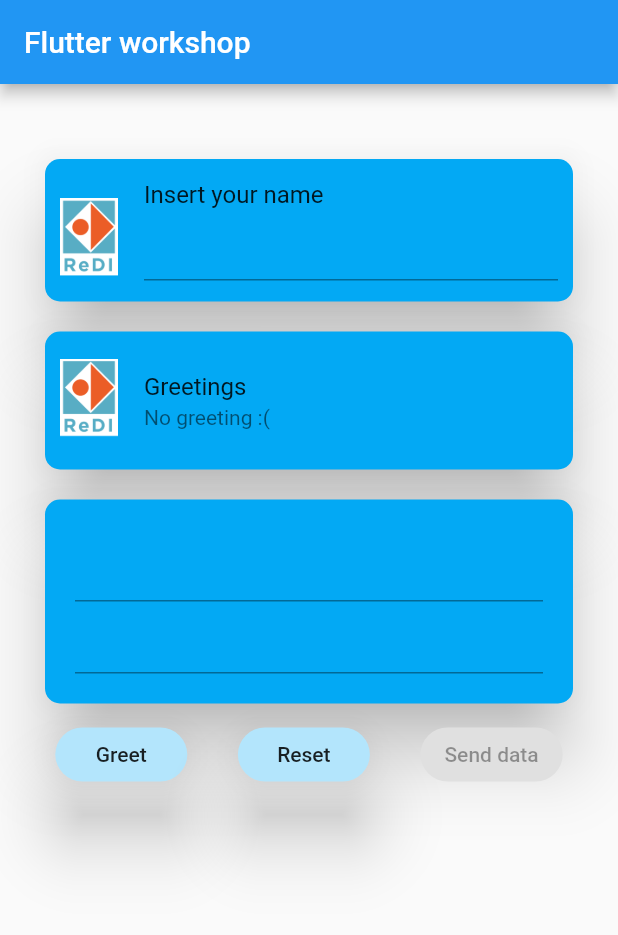
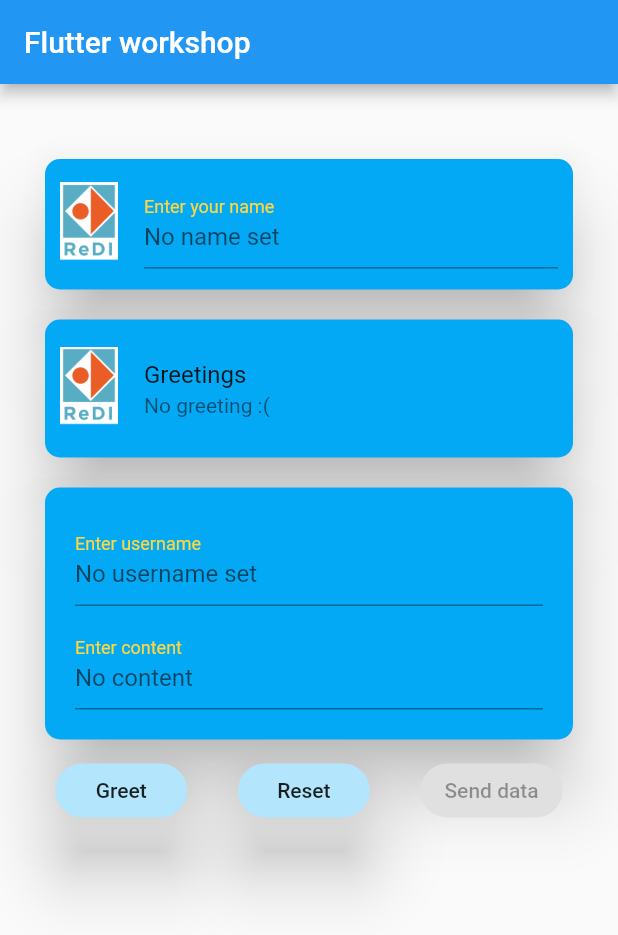
Before and after one commit to lucaspal/flutter-workshop, a Flutter app: the screen it shows after launch, on a phone screen of 412 x 824 dp. Shown: the top 935 px of the screen. Run offline on Flutter 3.47's test engine with Material 2 defaults, Android fonts, the phone set to English and light mode, and no system bars.

Commit message:
Demo finalized. Final UI touches.

```diff
--- a/networking/lib/main.dart
+++ b/networking/lib/main.dart
@@ -66,8 +66,15 @@ class _SendInformationWidgetState extends State<SendInformationWidget> {
                   'assets/logo.png',
                   height: 60,
                 ),
-                title: Text('Insert your name'),
-                subtitle: TextField(
+                subtitle: TextFormField(
+                  decoration: InputDecoration(
+                      labelStyle: TextStyle(color: Colors.amberAccent),
+                      focusedBorder: OutlineInputBorder(
+                        borderSide: BorderSide(color: Colors.amberAccent, width: 2),
+                      ),
+                      floatingLabelBehavior: FloatingLabelBehavior.always,
+                      labelText: 'Enter your name',
+                      hintText: 'No name set'),
                   onChanged: (newValue) {
                     setState(() {
                       _name = newValue;
@@ -105,13 +112,40 @@ class _SendInformationWidgetState extends State<SendInformationWidget> {
                     mainAxisAlignment: MainAxisAlignment.spaceAround,
                     children: [
                       TextFormField(
+                        decoration: InputDecoration(
+                          labelStyle: TextStyle(color: Colors.amberAccent),
+                          focusedBorder: OutlineInputBorder(
+                            borderSide: BorderSide(
+                              color: Colors.amberAccent,
+                              width: 2,
+                            ),
+                          ),
+                          floatingLabelBehavior: FloatingLabelBehavior.always,
+                          labelText: 'Enter username',
+                          hintText: 'No username set',
+                        ),
                         onChanged: (newValue) {
                           setState(() {
                             _firstField = newValue.isNotEmpty ? newValue : null;
                           });
                         },
                       ),
-                      TextField(
+                      Container(
+                        height: 10,
+                      ),
+                      TextFormField(
+                        decoration: InputDecoration(
+                          labelStyle: TextStyle(color: Colors.amberAccent),
+                          focusedBorder: OutlineInputBorder(
+                            borderSide: BorderSide(
+                              color: Colors.amberAccent,
+                              width: 2,
+                            ),
+                          ),
+                          floatingLabelBehavior: FloatingLabelBehavior.always,
+                          labelText: 'Enter content',
+                          hintText: 'No content',
+                        ),
                         onChanged: (newValue) {
                           setState(() {
                             _secondField = newValue.isNotEmpty ? newValue : null;
@@ -127,42 +161,44 @@ class _SendInformationWidgetState extends State<SendInformationWidget> {
                 RaisedButton(
                   elevation: 20,
                   color: Colors.lightBlue[100],
-                  shape: RoundedRectangleBorder(borderRadius: BorderRadius.circular(20)),
+                  shape: RoundedRectangleBorder(
+                    borderRadius: BorderRadius.circular(20),
+                  ),
                   onPressed: () async {
                     final result = await _httpService.getHelloFromBackend(name: _name);
                     setState(() {
                       _greeting = result + '  🎉';
                     });
                   },
-                  child: Text(
-                    'Greet',
-                  ),
+                  child: Text('Greet'),
                 ),
                 RaisedButton(
                   elevation: 20,
                   color: Colors.lightBlue[100],
-                  shape: RoundedRectangleBorder(borderRadius: BorderRadius.circular(20)),
+                  shape: RoundedRectangleBorder(
+                    borderRadius: BorderRadius.circular(20),
+                  ),
                   onPressed: () {
                     setState(() {
                       _greeting = null;
                     });
                   },
-                  child: Text(
-                    'Reset',
-                  ),
+                  child: Text('Reset'),
                 ),
                 RaisedButton(
                   elevation: 20,
                   disabledColor: Colors.grey[300],
                   disabledElevation: 0,
                   color: Colors.lightBlue[100],
-                  shape: RoundedRectangleBorder(borderRadius: BorderRadius.circular(20)),
-                  onPressed: (_firstField != null && _secondField != null) ? () async {
-                    await _httpService.sendNewContent(_firstField, _secondField);
-                  } : null,
-                  child: Text(
-                    'Send data',
+                  shape: RoundedRectangleBorder(
+                    borderRadius: BorderRadius.circular(20),
                   ),
+                  onPressed: (_firstField != null && _secondField != null)
+                      ? () async {
+                          await _httpService.sendNewContent(_firstField, _secondField);
+                        }
+                      : null,
+                  child: Text('Send data'),
                 ),
               ],
             )
@@ -174,7 +210,7 @@ class _SendInformationWidgetState extends State<SendInformationWidget> {
 
   @override
   void initState() {
-    // _httpService = HttpService(baseUri: '<expose with ngrok http 5000>');
+    _httpService = HttpService(baseUri: '<expose with ngrok http 5000>');
     super.initState();
   }
 }
```
